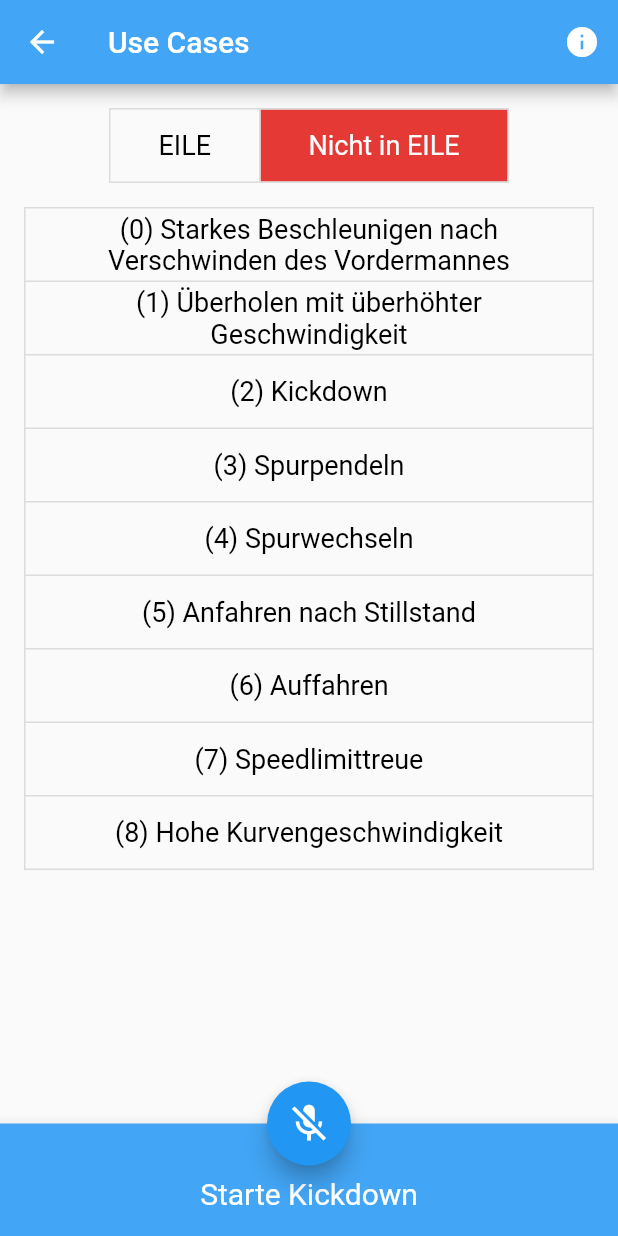
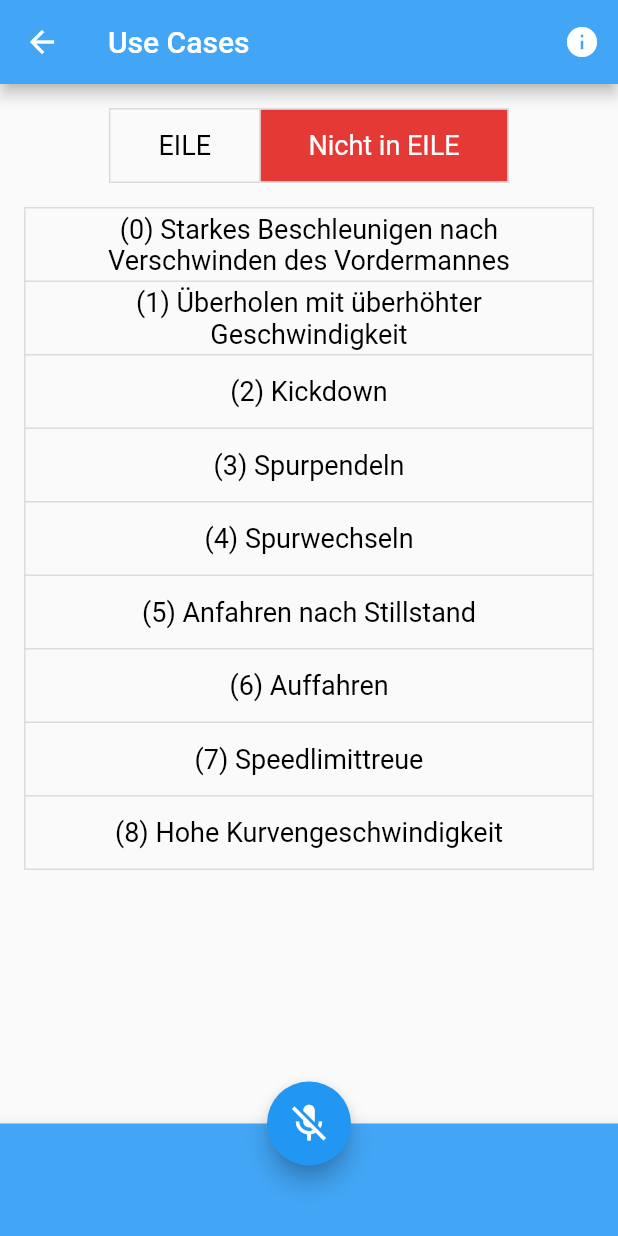
Before and after one commit to alexanderrichter99/speaking_bot_app, a Flutter app: the HomePage screen opened by its route, on a phone screen of 412 x 824 dp. Run offline on Flutter 3.47's test engine with Material 2 defaults, Android fonts, the light colour scheme and no system bars; drawn by our look-alikes of avatar_glow; our stand-ins replace auto_size_text, flutter_bluetooth_serial, rxdart, wakelock; missing offline and left inert: dialogflow_grpc, flutter_sound, sound_stream; statements that could not run were skipped; project files that could hold a hidden picture were left out.

Commit message:
Add transcript in home

```diff
--- a/lib/main.dart
+++ b/lib/main.dart
@@ -5,6 +5,7 @@ import 'package:speaking_bot_app/core/routes/routes.dart';
 import 'package:speaking_bot_app/states/core_bluetooth_state.dart';
 import 'package:speaking_bot_app/states/core_service.dart';
 import 'package:speaking_bot_app/states/maneuver_state.dart';
+import 'package:speaking_bot_app/states/transcript_state.dart';
 import 'package:speaking_bot_app/widgets/service_widget.dart';
 
 void main() {
@@ -29,6 +30,8 @@ class MyApp extends StatelessWidget {
               create: (context) => CoreBluetoothState()),
           ChangeNotifierProvider<ManeuverState>(
               create: (context) => ManeuverState()),
+          ChangeNotifierProvider<TranscriptState>(
+              create: (context) => TranscriptState()),
         ],
         child: MaterialApp(
           debugShowCheckedModeBanner: false,
--- a/lib/pages/home.dart
+++ b/lib/pages/home.dart
@@ -3,6 +3,7 @@
 import 'package:flutter/material.dart';
 import 'package:provider/provider.dart';
 import 'package:speaking_bot_app/states/maneuver_state.dart';
+import 'package:speaking_bot_app/states/transcript_state.dart';
 import 'package:speaking_bot_app/widgets/micro_dialogflow_input.dart';
 import 'package:speaking_bot_app/widgets/service_widget.dart';
 import 'package:speaking_bot_app/widgets/toggle_button_eile.dart';
@@ -24,8 +25,8 @@ class _HomePageState extends State<HomePage> {
           color: Colors.white, //change your color here
         ),
         title: Consumer<ManeuverState>(
-          builder: (context, value, child) {
-            var additionalText = value.ongoing
+          builder: (context, maneuverState, child) {
+            var additionalText = maneuverState.ongoing
                 ? " - ${ServiceWidget.of(context)?.coreService.eile ? "" : "nicht "}in Eile"
                 : "";
             return Text("Use Cases" + additionalText,
@@ -79,11 +80,14 @@ class _HomePageState extends State<HomePage> {
         child: SizedBox(
             height: 75.0,
             child: Padding(
-              child: Text(
-                // TODO Transcript
-                "Starte Kickdown",
-                style: const TextStyle(fontSize: 20, color: Colors.white),
-                textAlign: TextAlign.center,
+              child: Consumer<TranscriptState>(
+                builder: (context, transcriptState, child) {
+                  return Text(
+                    "${transcriptState.transcript}",
+                    style: const TextStyle(fontSize: 15, color: Colors.white),
+                    textAlign: TextAlign.center,
+                  );
+                },
               ),
               padding: EdgeInsets.only(top: 35.0),
             )),
--- /dev/null
+++ b/lib/states/transcript_state.dart
@@ -0,0 +1,12 @@
+import 'package:flutter/material.dart';
+
+class TranscriptState extends ChangeNotifier {
+  String _transcript = "";
+
+  get transcript => _transcript;
+
+  void setTranscript(String newTranscript, BuildContext context) {
+    _transcript = newTranscript;
+    notifyListeners();
+  }
+}
```
Also changed, not shown: lib/widgets/micro_dialogflow_input.dart (+8 -8 lines), lib/widgets/voicebot.dart (deleted, +0 -287 lines).
